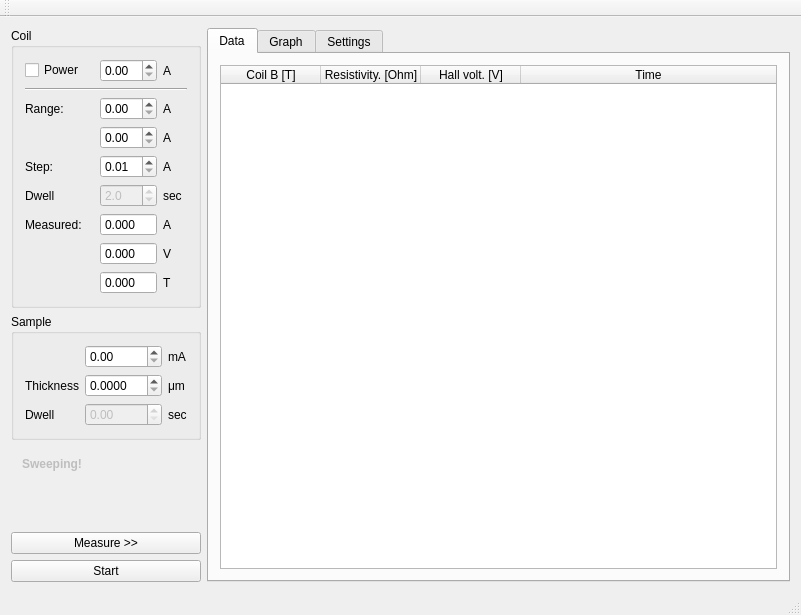
First picture: the form in src/mainwindow.ui, repository mBr001/hall, before the edit.
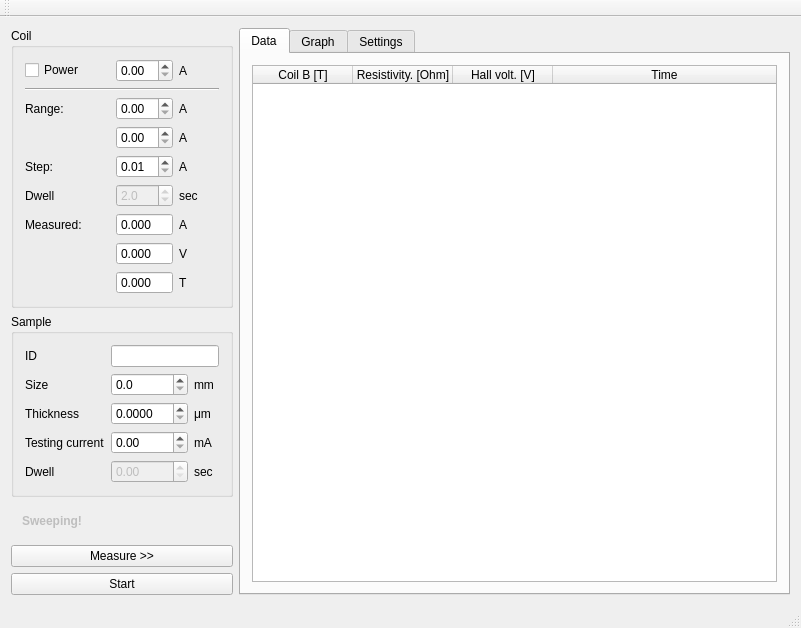
Second picture: the form after the edit. Custom widgets are drawn as their Qt base class.

Commit message: Add sample size and ID inro GUI

Diff of the .ui file:
```diff
--- a/src/mainwindow.ui
+++ b/src/mainwindow.ui
@@ -245,27 +245,7 @@
            <string>Sample</string>
           </property>
           <layout class="QGridLayout" name="gridLayout_3">
-           <item row="0" column="1">
-            <widget class="QDoubleSpinBox" name="sampleCurrDoubleSpinBox">
-             <property name="decimals">
-              <number>2</number>
-             </property>
-             <property name="maximum">
-              <double>100.000000000000000</double>
-             </property>
-             <property name="singleStep">
-              <double>0.100000000000000</double>
-             </property>
-            </widget>
-           </item>
-           <item row="0" column="2">
-            <widget class="QLabel" name="label_3">
-             <property name="text">
-              <string>mA</string>
-             </property>
-            </widget>
-           </item>
-           <item row="1" column="1">
+           <item row="3" column="1">
             <widget class="QDoubleSpinBox" name="sampleThicknessDoubleSpinBox">
              <property name="decimals">
               <number>4</number>
@@ -275,7 +255,7 @@
              </property>
             </widget>
            </item>
-           <item row="2" column="1">
+           <item row="5" column="1">
             <widget class="QDoubleSpinBox" name="sampleDwellDoubleSpinBox">
              <property name="enabled">
               <bool>false</bool>
@@ -291,34 +271,95 @@
              </property>
             </widget>
            </item>
-           <item row="2" column="0">
+           <item row="5" column="0">
             <widget class="QLabel" name="label_5">
              <property name="text">
               <string>Dwell</string>
              </property>
             </widget>
            </item>
-           <item row="2" column="2">
+           <item row="5" column="2">
             <widget class="QLabel" name="label_7">
              <property name="text">
               <string>sec</string>
              </property>
             </widget>
            </item>
-           <item row="1" column="2">
+           <item row="3" column="2">
             <widget class="QLabel" name="label_19">
              <property name="text">
               <string>μm</string>
              </property>
             </widget>
            </item>
-           <item row="1" column="0">
+           <item row="3" column="0">
             <widget class="QLabel" name="label_20">
              <property name="text">
               <string>Thickness</string>
              </property>
             </widget>
            </item>
+           <item row="0" column="0">
+            <widget class="QLabel" name="label_24">
+             <property name="text">
+              <string>ID</string>
+             </property>
+            </widget>
+           </item>
+           <item row="1" column="0">
+            <widget class="QLabel" name="label_25">
+             <property name="text">
+              <string>Size</string>
+             </property>
+            </widget>
+           </item>
+           <item row="0" column="1" colspan="2">
+            <widget class="QLineEdit" name="sampleIdLineEdit"/>
+           </item>
+           <item row="1" column="1">
+            <widget class="QDoubleSpinBox" name="sampleSizeDoubleSpinBox">
+             <property name="decimals">
+              <number>1</number>
+             </property>
+             <property name="maximum">
+              <double>40.000000000000000</double>
+             </property>
+            </widget>
+           </item>
+           <item row="1" column="2">
+            <widget class="QLabel" name="label_26">
+             <property name="text">
+              <string>mm</string>
+             </property>
+            </widget>
+           </item>
+           <item row="4" column="0">
+            <widget class="QLabel" name="label_23">
+             <property name="text">
+              <string>Testing current</string>
+             </property>
+            </widget>
+           </item>
+           <item row="4" column="1">
+            <widget class="QDoubleSpinBox" name="sampleCurrDoubleSpinBox">
+             <property name="decimals">
+              <number>2</number>
+             </property>
+             <property name="maximum">
+              <double>100.000000000000000</double>
+             </property>
+             <property name="singleStep">
+              <double>0.100000000000000</double>
+             </property>
+            </widget>
+           </item>
+           <item row="4" column="2">
+            <widget class="QLabel" name="label_3">
+             <property name="text">
+              <string>mA</string>
+             </property>
+            </widget>
+           </item>
           </layout>
          </widget>
         </item>
@@ -328,7 +369,7 @@
            <bool>false</bool>
           </property>
           <layout class="QGridLayout" name="gridLayout_4">
-           <item row="0" column="0">
+           <item row="1" column="0">
             <widget class="QLabel" name="sweepingLabel">
              <property name="font">
               <font>
@@ -341,22 +382,22 @@
              </property>
             </widget>
            </item>
+           <item row="0" column="0">
+            <spacer name="verticalSpacer">
+             <property name="orientation">
+              <enum>Qt::Vertical</enum>
+             </property>
+             <property name="sizeHint" stdset="0">
+              <size>
+               <width>20</width>
+               <height>40</height>
+              </size>
+             </property>
+            </spacer>
+           </item>
           </layout>
          </widget>
         </item>
-        <item>
-         <spacer name="verticalSpacer">
-          <property name="orientation">
-           <enum>Qt::Vertical</enum>
-          </property>
-          <property name="sizeHint" stdset="0">
-           <size>
-            <width>20</width>
-            <height>40</height>
-           </size>
-          </property>
-         </spacer>
-        </item>
         <item>
          <widget class="QPushButton" name="measurePushButton">
           <property name="toolTip">
```
The commit also changes 2 other files.
